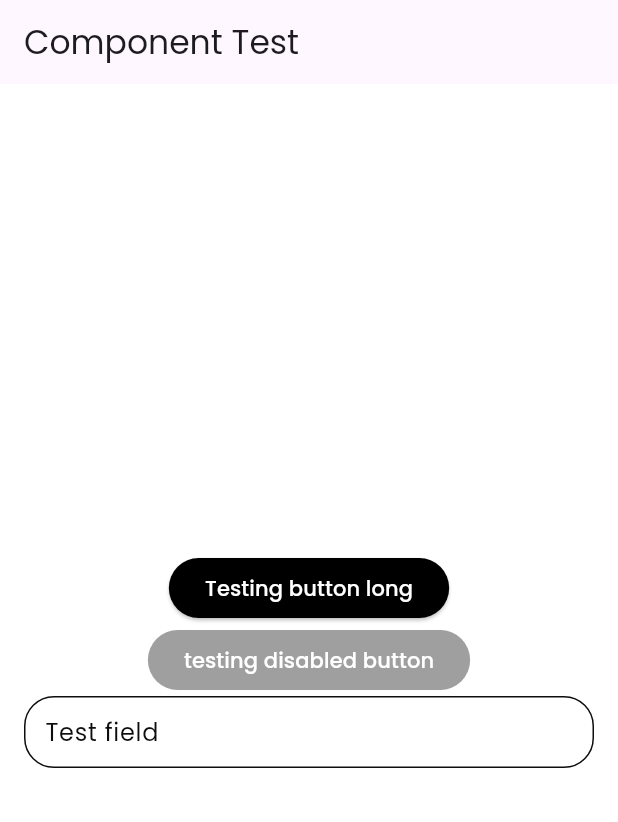
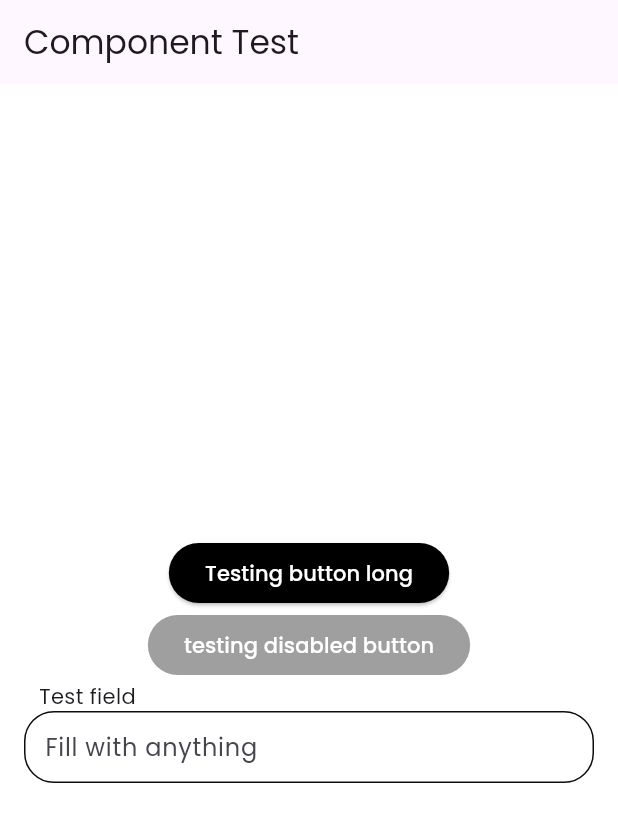
Before and after one commit to adnangomugomu/membership-app, a Flutter app: the screen it shows after launch, on a phone screen of 412 x 824 dp. Shown: the top 822 px of the screen. Run offline on Flutter 3.47's test engine with Material 3 defaults, Android fonts, the phone set to English and light mode, and no system bars; our stand-ins replace google_fonts.

Commit message:
[Feat] Tweak on label position for app text field

```diff
--- a/lib/ui/components/app_text_field.dart
+++ b/lib/ui/components/app_text_field.dart
@@ -1,7 +1,7 @@
 import 'package:flutter/material.dart';
 
 class AppTextField extends StatelessWidget {
-  final String? label;
+  final String label;
   final String? hintText;
   final TextEditingController? controller;
   final bool obscureText;
@@ -14,7 +14,7 @@ class AppTextField extends StatelessWidget {
 
   const AppTextField({
     super.key,
-    this.label,
+    required this.label,
     this.hintText,
     this.controller,
     this.obscureText = false,
@@ -30,7 +30,12 @@ class AppTextField extends StatelessWidget {
   Widget build(BuildContext context) {
     return Padding(
       padding: const EdgeInsets.symmetric(horizontal: 16),
-      child: TextFormField(
+      child: Column(
+        crossAxisAlignment: CrossAxisAlignment.start,
+        children: [
+          Padding(padding: const EdgeInsetsGeometry.symmetric(horizontal : 10),
+          child: Text(label),),
+          TextFormField(
             controller: controller,
             obscureText: obscureText,
             enabled: enabled,
@@ -38,12 +43,14 @@ class AppTextField extends StatelessWidget {
             validator: validator,
             onChanged: onChanged,
             decoration: InputDecoration(
-          labelText: label,
+              // labelText: label,
               hintText: hintText,
               prefixIcon: prefixIcon,
               suffixIcon: suffixIcon,
             ),
           ),
+        ],
+      ),
     );
   }
 }
```
Lines whose indentation alone changed are shown as unchanged.
